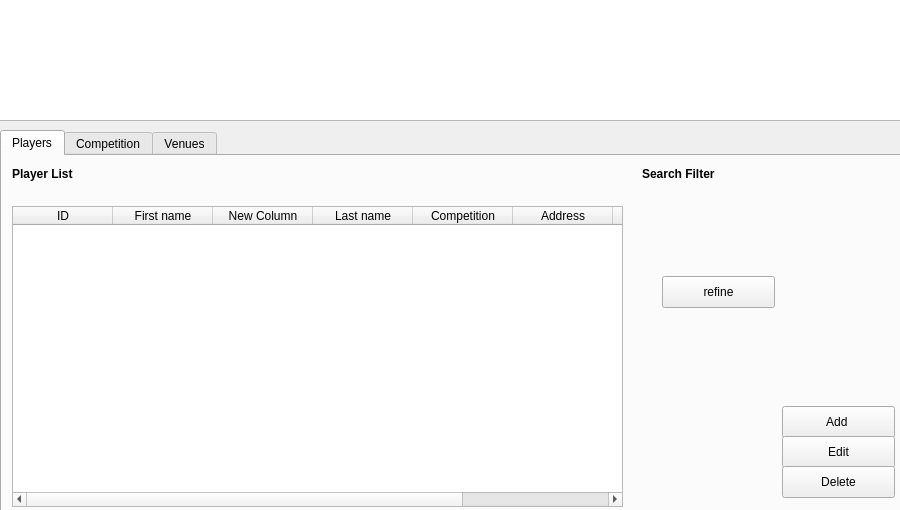
Qt form mainwindow.ui (stefanmarjanovic/Comp) before a commit.
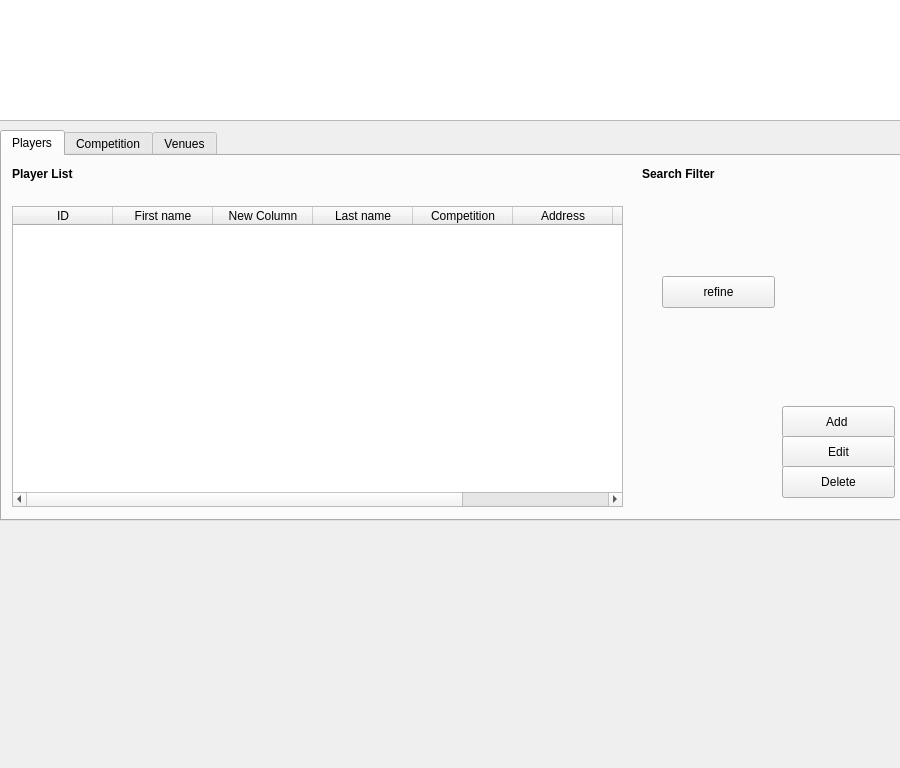
The same form after that commit. Icons and pictures are not drawn.

```diff
--- a/mainwindow.ui
+++ b/mainwindow.ui
@@ -7,9 +7,21 @@
     <x>0</x>
     <y>0</y>
     <width>900</width>
-    <height>510</height>
+    <height>768</height>
    </rect>
   </property>
+  <property name="minimumSize">
+   <size>
+    <width>900</width>
+    <height>768</height>
+   </size>
+  </property>
+  <property name="maximumSize">
+   <size>
+    <width>900</width>
+    <height>768</height>
+   </size>
+  </property>
   <property name="windowTitle">
    <string>MainWindow</string>
   </property>
```
